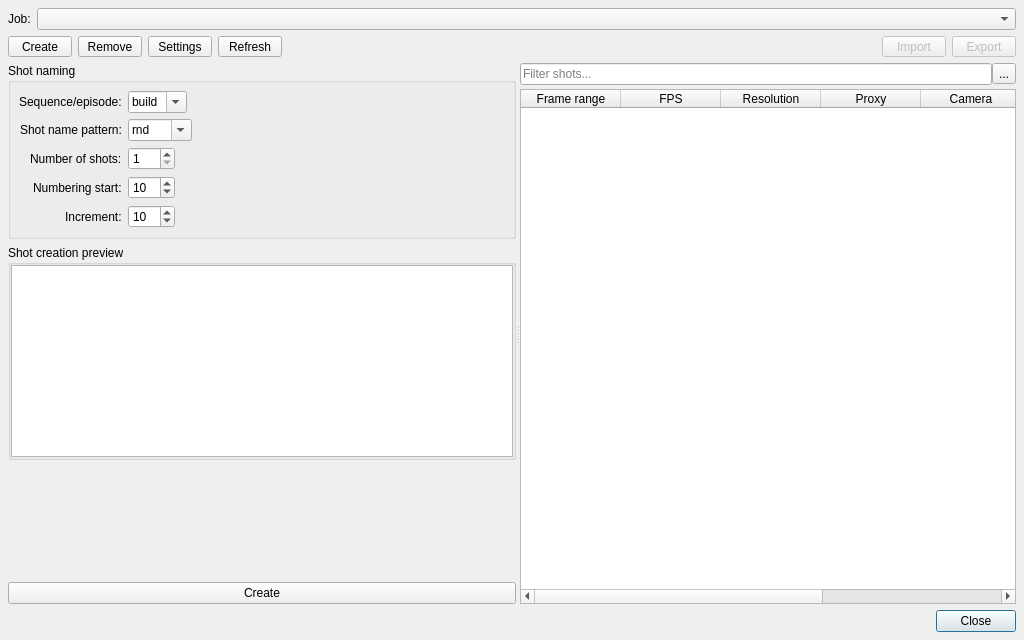
The window that ui/shot_management.ui (mjbonnington/icarus-gps) describes before a commit, drawn with Qt 5.
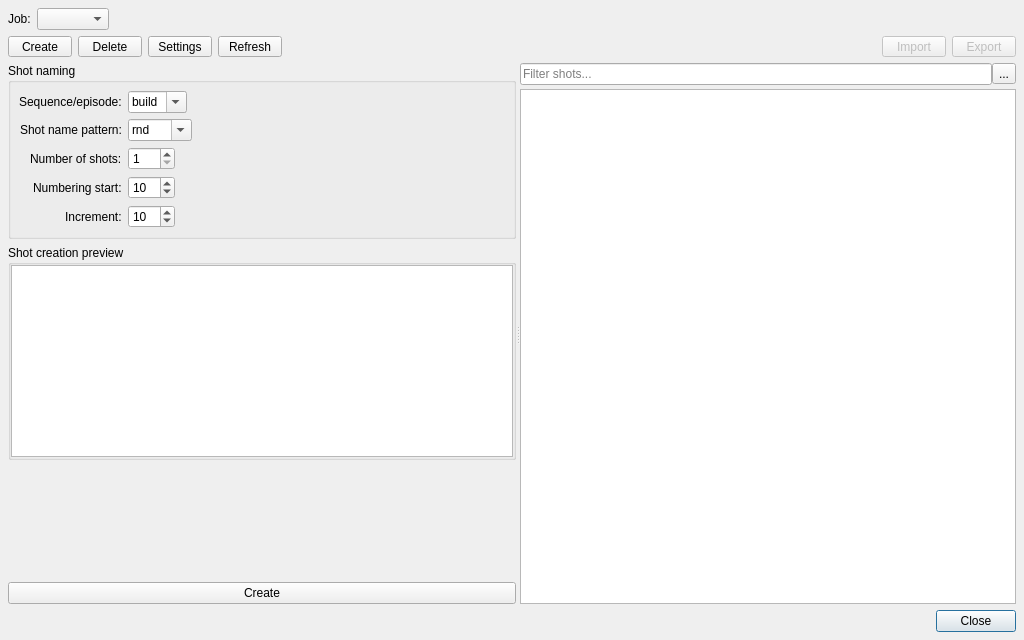
The same window after the commit. Icons and pictures are not drawn.

Commit message:
Improved Shot Creator
Dynamic disciplines

```diff
--- a/ui/shot_management.ui
+++ b/ui/shot_management.ui
@@ -62,6 +62,12 @@
       </item>
       <item row="0" column="1">
        <widget class="QComboBox" name="job_comboBox">
+        <property name="sizePolicy">
+         <sizepolicy hsizetype="Maximum" vsizetype="Fixed">
+          <horstretch>0</horstretch>
+          <verstretch>0</verstretch>
+         </sizepolicy>
+        </property>
         <property name="editable">
          <bool>false</bool>
         </property>
@@ -130,7 +136,7 @@
          <string>&lt;html&gt;&lt;head/&gt;&lt;body&gt;&lt;p&gt;&lt;span style=&quot; font-weight:600;&quot;&gt;Remove shot(s)&lt;/span&gt;&lt;/p&gt;&lt;p&gt;Remove the selected shots(s). Use with caution: the shot folder will be deleted from the disk and may not be recoverable.&lt;/p&gt;&lt;/body&gt;&lt;/html&gt;</string>
         </property>
         <property name="text">
-         <string>Remove</string>
+         <string>Delete</string>
         </property>
         <property name="icon">
          <iconset resource="rsc.qrc">
@@ -719,49 +725,6 @@
          <property name="sortingEnabled">
           <bool>false</bool>
          </property>
-         <attribute name="horizontalHeaderStretchLastSection">
-          <bool>true</bool>
-         </attribute>
-         <column>
-          <property name="text">
-           <string>Frame range</string>
-          </property>
-         </column>
-         <column>
-          <property name="text">
-           <string>FPS</string>
-          </property>
-         </column>
-         <column>
-          <property name="text">
-           <string>Resolution</string>
-          </property>
-         </column>
-         <column>
-          <property name="text">
-           <string>Proxy</string>
-          </property>
-         </column>
-         <column>
-          <property name="text">
-           <string>Camera</string>
-          </property>
-         </column>
-         <column>
-          <property name="text">
-           <string>Filmback</string>
-          </property>
-         </column>
-         <column>
-          <property name="text">
-           <string>Focal length</string>
-          </property>
-         </column>
-         <column>
-          <property name="text">
-           <string>Notes</string>
-          </property>
-         </column>
         </widget>
        </item>
       </layout>
```
Left out of the diff: 46 changed lines with no effect on the pictures. The commit also changes 18 other files.
